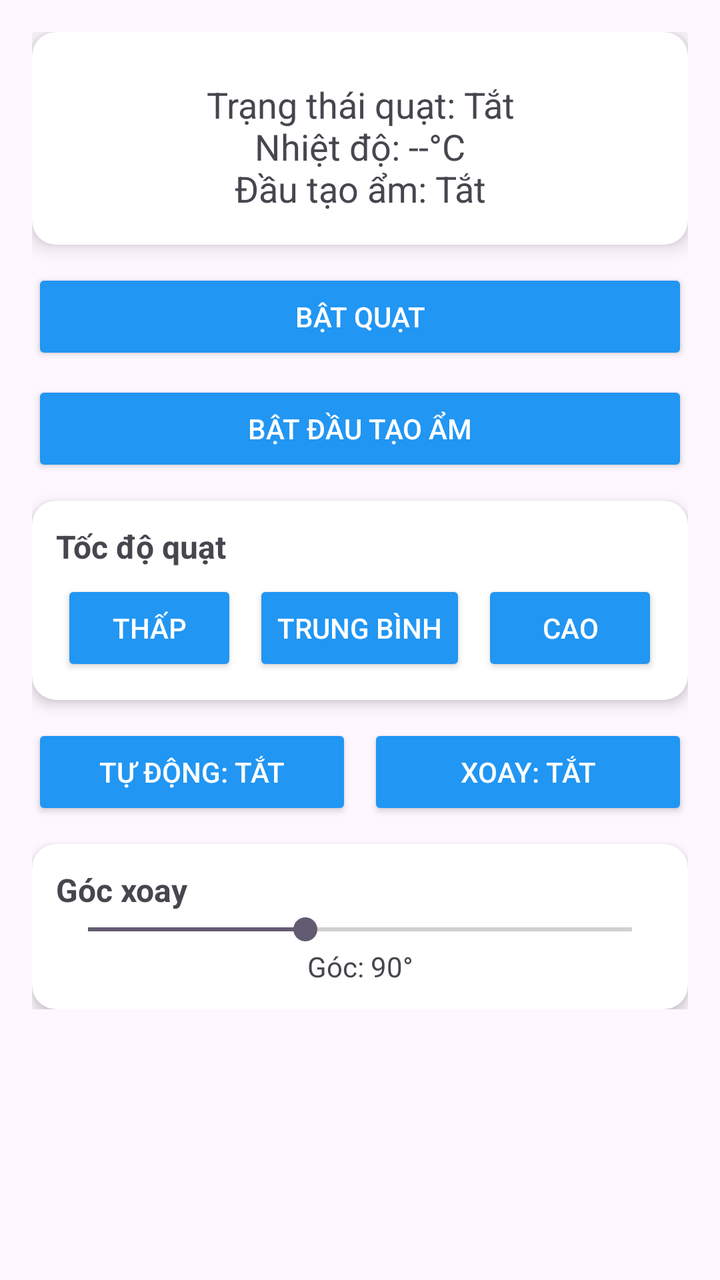
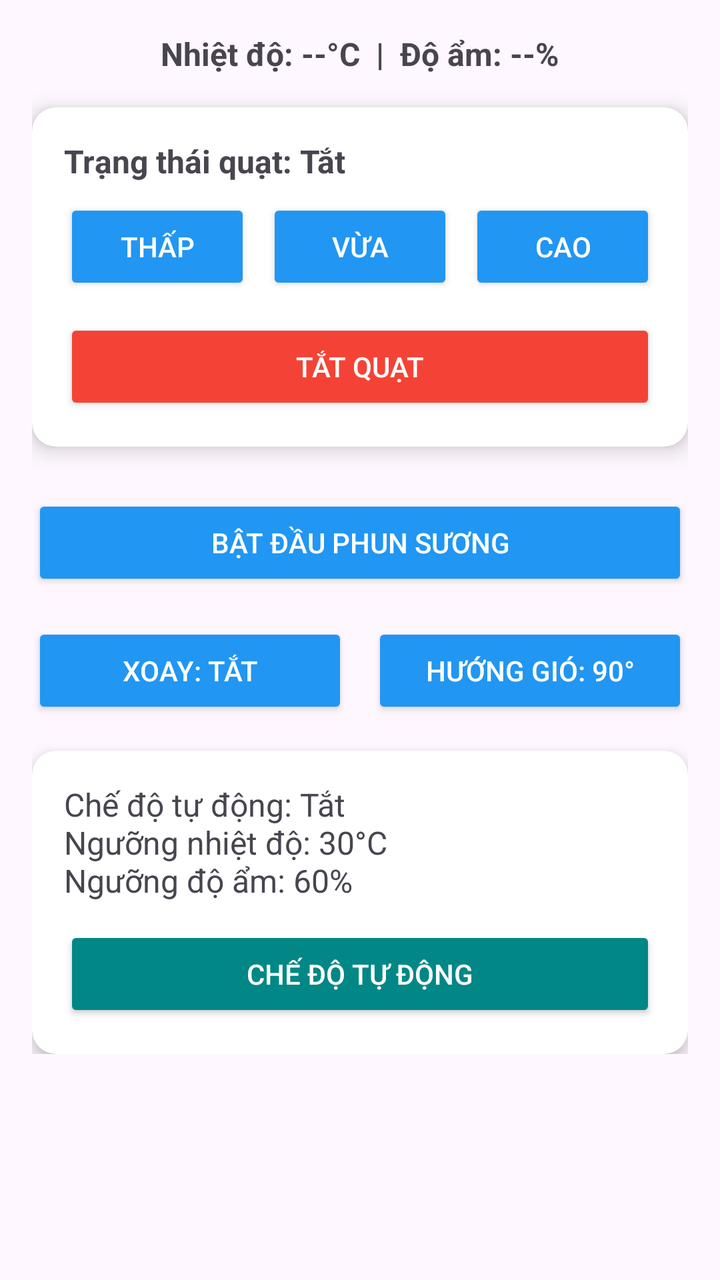

Two renders of the same Android screen: before a commit and after it. Below are the layout's source before the change and the commit's diff.
<!-- AndroidManifest.xml: application theme Theme.FanControlApp -->
<!-- res/layout/activity_main.xml -->
<?xml version="1.0" encoding="utf-8"?>
<ScrollView xmlns:android="http://schemas.android.com/apk/res/android"
    xmlns:app="http://schemas.android.com/apk/res-auto"
    android:layout_width="match_parent"
    android:layout_height="match_parent"
    android:padding="16dp">

    <LinearLayout
        android:layout_width="match_parent"
        android:layout_height="wrap_content"
        android:orientation="vertical"
        android:gravity="center_horizontal">

        
        <androidx.cardview.widget.CardView
            android:layout_width="match_parent"
            android:layout_height="wrap_content"
            app:cardCornerRadius="12dp"
            app:cardElevation="6dp"
            android:layout_marginBottom="12dp">

            <LinearLayout
                android:layout_width="match_parent"
                android:layout_height="wrap_content"
                android:orientation="vertical"
                android:padding="16dp"
                android:gravity="center_horizontal">

                <TextView
                    android:id="@+id/statusText"
                    android:layout_width="wrap_content"
                    android:layout_height="wrap_content"
                    android:text="Trạng thái quạt: Tắt\nNhiệt độ: --°C\nĐầu tạo ẩm: Tắt"
                    android:textSize="18sp"
                    android:paddingTop="8dp"
                    android:gravity="center" />
            </LinearLayout>
        </androidx.cardview.widget.CardView>

        
        <Button
            android:id="@+id/toggleFanButton"
            android:layout_width="match_parent"
            android:layout_height="wrap_content"
            android:text="Bật quạt"
            android:backgroundTint="@color/primary_blue"
            android:textColor="@color/white"
            android:padding="12dp" />

        
        <Button
            android:id="@+id/toggleHumidifierButton"
            android:layout_width="match_parent"
            android:layout_height="wrap_content"
            android:text="Bật đầu tạo ẩm"
            android:backgroundTint="@color/primary_blue"
            android:textColor="@color/white"
            android:padding="12dp"
            android:layout_marginTop="8dp" />

        
        <androidx.cardview.widget.CardView
            android:layout_width="match_parent"
            android:layout_height="wrap_content"
            app:cardCornerRadius="12dp"
            app:cardElevation="4dp"
            android:layout_marginTop="12dp">

            <LinearLayout
                android:layout_width="match_parent"
                android:layout_height="wrap_content"
                android:orientation="vertical"
                android:padding="12dp">

                <TextView
                    android:layout_width="wrap_content"
                    android:layout_height="wrap_content"
                    android:text="Tốc độ quạt"
                    android:textStyle="bold"
                    android:textSize="16sp"
                    android:paddingBottom="6dp" />

                <LinearLayout
                    android:layout_width="match_parent"
                    android:layout_height="wrap_content"
                    android:orientation="horizontal"
                    android:gravity="center">

                    <Button
                        android:id="@+id/speedLowButton"
                        android:layout_width="wrap_content"
                        android:layout_height="wrap_content"
                        android:text="Thấp"
                        android:backgroundTint="@color/primary_blue"
                        android:textColor="@color/white" />

                    <Button
                        android:id="@+id/speedMediumButton"
                        android:layout_width="wrap_content"
                        android:layout_height="wrap_content"
                        android:text="Trung bình"
                        android:layout_marginHorizontal="8dp"
                        android:backgroundTint="@color/primary_blue"
                        android:textColor="@color/white" />

                    <Button
                        android:id="@+id/speedHighButton"
                        android:layout_width="wrap_content"
                        android:layout_height="wrap_content"
                        android:text="Cao"
                        android:backgroundTint="@color/primary_blue"
                        android:textColor="@color/white" />
                </LinearLayout>
            </LinearLayout>
        </androidx.cardview.widget.CardView>

        
        <LinearLayout
            android:layout_width="match_parent"
            android:layout_height="wrap_content"
            android:orientation="horizontal"
            android:gravity="center"
            android:layout_marginTop="12dp">

            <Button
                android:id="@+id/autoModeButton"
                android:layout_width="0dp"
                android:layout_weight="1"
                android:layout_height="wrap_content"
                android:text="Tự động: Tắt"
                android:backgroundTint="@color/primary_blue"
                android:textColor="@color/white" />

            <Space android:layout_width="8dp" android:layout_height="wrap_content" />

            <Button
                android:id="@+id/oscillationButton"
                android:layout_width="0dp"
                android:layout_weight="1"
                android:layout_height="wrap_content"
                android:text="Xoay: Tắt"
                android:backgroundTint="@color/primary_blue"
                android:textColor="@color/white" />
        </LinearLayout>

        
        <androidx.cardview.widget.CardView
            android:layout_width="match_parent"
            android:layout_height="wrap_content"
            app:cardCornerRadius="12dp"
            app:cardElevation="4dp"
            android:layout_marginTop="12dp">

            <LinearLayout
                android:layout_width="match_parent"
                android:layout_height="wrap_content"
                android:orientation="vertical"
                android:padding="12dp">

                <TextView
                    android:layout_width="wrap_content"
                    android:layout_height="wrap_content"
                    android:text="Góc xoay"
                    android:textSize="16sp"
                    android:textStyle="bold" />

                <SeekBar
                    android:id="@+id/angleSlider"
                    android:layout_width="match_parent"
                    android:layout_height="wrap_content"
                    android:max="150"
                    android:progress="60" />

                <TextView
                    android:id="@+id/angleText"
                    android:layout_width="match_parent"
                    android:layout_height="wrap_content"
                    android:text="Góc: 90°"
                    android:gravity="center" />
            </LinearLayout>
        </androidx.cardview.widget.CardView>
    </LinearLayout>
</ScrollView>
<!-- resources referenced by this layout -->
<resources>
  <color name="primary_blue">#2196F3</color>
  <color name="white">#FFFFFFFF</color>
  <style name="Theme.FanControlApp" parent="Base.Theme.FanControlApp" />
  <style name="Base.Theme.FanControlApp" parent="Theme.Material3.DayNight.NoActionBar">
          
          
      </style>
</resources>

<!-- the commit's change to res/layout/activity_main.xml (unified diff, before → after) -->
@@ -9,7 +9,18 @@
         android:layout_width="match_parent"
         android:layout_height="wrap_content"
         android:orientation="vertical"
-        android:gravity="center_horizontal">
+        android:gravity="center_horizontal"
+        android:paddingBottom="24dp">
+
+        
+        <TextView
+            android:id="@+id/tempHumidityText"
+            android:layout_width="wrap_content"
+            android:layout_height="wrap_content"
+            android:text="Nhiệt độ: --°C  |  Độ ẩm: --%"
+            android:textSize="16sp"
+            android:textStyle="bold"
+            android:layout_marginBottom="16dp" />
 
         
         <androidx.cardview.widget.CardView
@@ -17,102 +28,81 @@
             android:layout_height="wrap_content"
             app:cardCornerRadius="12dp"
             app:cardElevation="6dp"
-            android:layout_marginBottom="12dp">
+            android:layout_marginBottom="16dp">
 
             <LinearLayout
                 android:layout_width="match_parent"
                 android:layout_height="wrap_content"
                 android:orientation="vertical"
-                android:padding="16dp"
-                android:gravity="center_horizontal">
+                android:padding="16dp">
 
                 <TextView
-                    android:id="@+id/statusText"
+                    android:id="@+id/fanStatusLabel"
                     android:layout_width="wrap_content"
                     android:layout_height="wrap_content"
-                    android:text="Trạng thái quạt: Tắt\nNhiệt độ: --°C\nĐầu tạo ẩm: Tắt"
-                    android:textSize="18sp"
-                    android:paddingTop="8dp"
-                    android:gravity="center" />
+                    android:text="Trạng thái quạt: Tắt"
+                    android:textSize="16sp"
+                    android:textStyle="bold"
+                    android:layout_marginBottom="8dp" />
+
+                <LinearLayout
+                    android:layout_width="match_parent"
+                    android:layout_height="wrap_content"
+                    android:gravity="center"
+                    android:orientation="horizontal">
+
+                    <Button
+                        android:id="@+id/speedLowButton"
+                        android:layout_width="0dp"
+                        android:layout_weight="1"
+                        android:layout_height="wrap_content"
+                        android:text="Thấp"
+                        android:layout_marginEnd="4dp"
+                        android:backgroundTint="@color/primary_blue"
+                        android:textColor="@color/white" />
+
+                    <Button
+                        android:id="@+id/speedMediumButton"
+                        android:layout_width="0dp"
+                        android:layout_weight="1"
+                        android:layout_height="wrap_content"
+                        android:text="Vừa"
+                        android:layout_marginHorizontal="4dp"
+                        android:backgroundTint="@color/primary_blue"
+                        android:textColor="@color/white" />
+
+                    <Button
+                        android:id="@+id/speedHighButton"
+                        android:layout_width="0dp"
+                        android:layout_weight="1"
+                        android:layout_height="wrap_content"
+                        android:text="Cao"
+                        android:layout_marginStart="4dp"
+                        android:backgroundTint="@color/primary_blue"
+                        android:textColor="@color/white" />
+                </LinearLayout>
+
+                <Button
+                    android:id="@+id/speedOffButton"
+                    android:layout_width="match_parent"
+                    android:layout_height="wrap_content"
+                    android:layout_marginTop="12dp"
+                    android:backgroundTint="@color/red"
+                    android:text="Tắt quạt"
+                    android:textColor="@color/white" />
             </LinearLayout>
         </androidx.cardview.widget.CardView>
-
-        
-        <Button
-            android:id="@+id/toggleFanButton"
-            android:layout_width="match_parent"
-            android:layout_height="wrap_content"
-            android:text="Bật quạt"
-            android:backgroundTint="@color/primary_blue"
-            android:textColor="@color/white"
-            android:padding="12dp" />
 
         
         <Button
             android:id="@+id/toggleHumidifierButton"
             android:layout_width="match_parent"
             android:layout_height="wrap_content"
-            android:text="Bật đầu tạo ẩm"
+            android:layout_marginTop="8dp"
             android:backgroundTint="@color/primary_blue"
             android:textColor="@color/white"
-            android:padding="12dp"
-            android:layout_marginTop="8dp" />
-
-        
-        <androidx.cardview.widget.CardView
-            android:layout_width="match_parent"
-            android:layout_height="wrap_content"
-            app:cardCornerRadius="12dp"
-            app:cardElevation="4dp"
-            android:layout_marginTop="12dp">
-
-            <LinearLayout
-                android:layout_width="match_parent"
-                android:layout_height="wrap_content"
-                android:orientation="vertical"
-                android:padding="12dp">
-
-                <TextView
-                    android:layout_width="wrap_content"
-                    android:layout_height="wrap_content"
-                    android:text="Tốc độ quạt"
-                    android:textStyle="bold"
-                    android:textSize="16sp"
-                    android:paddingBottom="6dp" />
-
-                <LinearLayout
-                    android:layout_width="match_parent"
-                    android:layout_height="wrap_content"
-                    android:orientation="horizontal"
-                    android:gravity="center">
-
-                    <Button
-                        android:id="@+id/speedLowButton"
-                        android:layout_width="wrap_content"
-                        android:layout_height="wrap_content"
-                        android:text="Thấp"
-                        android:backgroundTint="@color/primary_blue"
-                        android:textColor="@color/white" />
-
-                    <Button
-                        android:id="@+id/speedMediumButton"
-                        android:layout_width="wrap_content"
-                        android:layout_height="wrap_content"
-                        android:text="Trung bình"
-                        android:layout_marginHorizontal="8dp"
-                        android:backgroundTint="@color/primary_blue"
-                        android:textColor="@color/white" />
-
-                    <Button
-                        android:id="@+id/speedHighButton"
-                        android:layout_width="wrap_content"
-                        android:layout_height="wrap_content"
-                        android:text="Cao"
-                        android:backgroundTint="@color/primary_blue"
-                        android:textColor="@color/white" />
-                </LinearLayout>
-            </LinearLayout>
-        </androidx.cardview.widget.CardView>
+            android:text="Bật đầu phun sương"
+            android:padding="12dp" />
 
         
         <LinearLayout
@@ -120,18 +110,7 @@
             android:layout_height="wrap_content"
             android:orientation="horizontal"
             android:gravity="center"
-            android:layout_marginTop="12dp">
-
-            <Button
-                android:id="@+id/autoModeButton"
-                android:layout_width="0dp"
-                android:layout_weight="1"
-                android:layout_height="wrap_content"
-                android:text="Tự động: Tắt"
-                android:backgroundTint="@color/primary_blue"
-                android:textColor="@color/white" />
-
-            <Space android:layout_width="8dp" android:layout_height="wrap_content" />
+            android:layout_marginTop="16dp">
 
             <Button
                 android:id="@+id/oscillationButton"
@@ -141,43 +120,52 @@
                 android:text="Xoay: Tắt"
                 android:backgroundTint="@color/primary_blue"
                 android:textColor="@color/white" />
+
+            <Space
+                android:layout_width="12dp"
+                android:layout_height="wrap_content" />
+
+            <Button
+                android:id="@+id/angleButton"
+                android:layout_width="0dp"
+                android:layout_weight="1"
+                android:layout_height="wrap_content"
+                android:text="Hướng gió: 90°"
+                android:backgroundTint="@color/primary_blue"
+                android:textColor="@color/white" />
         </LinearLayout>
 
         
         <androidx.cardview.widget.CardView
             android:layout_width="match_parent"
             android:layout_height="wrap_content"
+            android:layout_marginTop="16dp"
             app:cardCornerRadius="12dp"
-            app:cardElevation="4dp"
-            android:layout_marginTop="12dp">
+            app:cardElevation="6dp">
 
             <LinearLayout
                 android:layout_width="match_parent"
                 android:layout_height="wrap_content"
                 android:orientation="vertical"
-                android:padding="12dp">
+                android:padding="16dp">
 
                 <TextView
+                    android:id="@+id/autoModeStatusText"
                     android:layout_width="wrap_content"
                     android:layout_height="wrap_content"
-                    android:text="Góc xoay"
+                    android:text="Chế độ tự động: Tắt\nNgưỡng nhiệt độ: 30°C\nNgưỡng độ ẩm: 60%"
                     android:textSize="16sp"
-                    android:textStyle="bold" />
+                    android:layout_marginBottom="12dp" />
 
-                <SeekBar
-                    android:id="@+id/angleSlider"
+                <Button
+                    android:id="@+id/autoModeButton"
                     android:layout_width="match_parent"
                     android:layout_height="wrap_content"
-                    android:max="150"
-                    android:progress="60" />
-
-                <TextView
-                    android:id="@+id/angleText"
-                    android:layout_width="match_parent"
-                    android:layout_height="wrap_content"
-                    android:text="Góc: 90°"
-                    android:gravity="center" />
+                    android:text="Chế độ tự động"
+                    android:backgroundTint="@color/teal_700"
+                    android:textColor="@color/white" />
             </LinearLayout>
         </androidx.cardview.widget.CardView>
+
     </LinearLayout>
 </ScrollView>
<!-- resource entries referenced after the edit -->
@@ -1,6 +1,8 @@
 <!-- resources referenced by this layout -->
 <resources>
   <color name="primary_blue">#2196F3</color>
+  <color name="red">#F44336</color>
+  <color name="teal_700">#018786</color>
   <color name="white">#FFFFFFFF</color>
   <style name="Theme.FanControlApp" parent="Base.Theme.FanControlApp" />
   <style name="Base.Theme.FanControlApp" parent="Theme.Material3.DayNight.NoActionBar">
